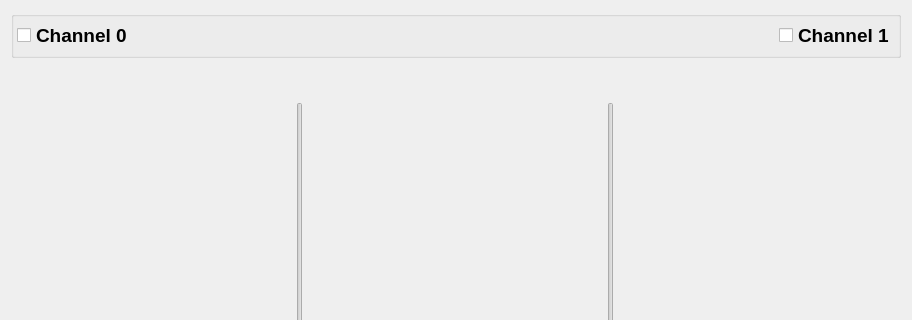
Before: the Qt Designer form ui/mainwindow.ui in Melomanstd/daq_gui, drawn with Qt 5; both pictures show x 0 to 912 and y 0 to 320 of the 912 by 534 pixel window.
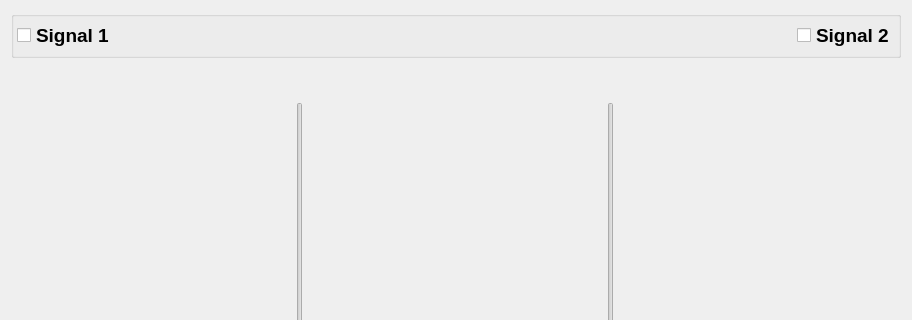
After: the same form once the commit is applied. Icons and pictures are not drawn.

Commit message: channels to signals chnage

Patch:
```diff
--- a/ui/mainwindow.ui
+++ b/ui/mainwindow.ui
@@ -48,7 +48,7 @@
             </font>
            </property>
            <property name="text">
-            <string>Channel 0</string>
+            <string>Signal 1</string>
            </property>
           </widget>
          </item>
@@ -162,7 +162,7 @@
             </font>
            </property>
            <property name="text">
-            <string>Channel 1</string>
+            <string>Signal 2</string>
            </property>
           </widget>
          </item>
```
The commit also changes 2 other files.
